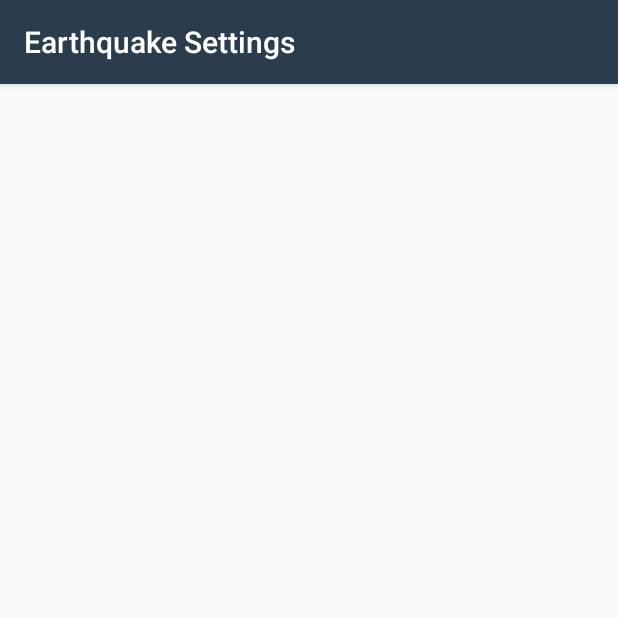
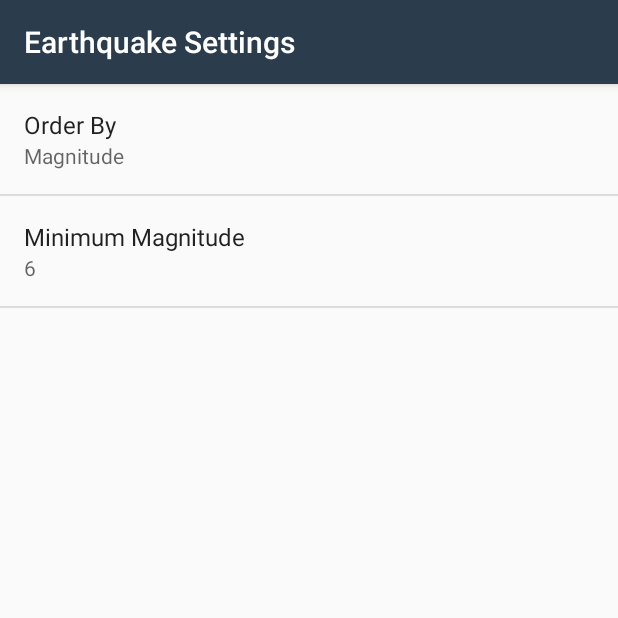
Before and after one commit to amber123013/QuakeReport, an Android app: the SettingsActivity screen opened directly, with no data from a screen before it, on a phone screen of 412 x 824 dp, the top half of it. Run offline under Robolectric (Android 15) with nearby library versions, the phone set to English and light mode, and no system bars.

Commit message:
ÔÚÉèÖÃҳÃæÌí¼Ó ×îСÕ𼶺ÍÅÅÐòÒÀ¾ÝѡÔñ

```diff
--- a/app/src/main/java/com/example/android/quakereport/EarthquakeActivity.java
+++ b/app/src/main/java/com/example/android/quakereport/EarthquakeActivity.java
@@ -19,10 +19,12 @@ import android.app.LoaderManager;
 import android.content.Context;
 import android.content.Intent;
 import android.content.Loader;
+import android.content.SharedPreferences;
 import android.net.ConnectivityManager;
 import android.net.NetworkInfo;
 import android.net.Uri;
 import android.os.Bundle;
+import android.preference.PreferenceManager;
 import android.support.v7.app.AppCompatActivity;
 import android.util.Log;
 import android.view.Menu;
@@ -41,8 +43,9 @@ public class EarthquakeActivity extends AppCompatActivity implements android.app
 
     private EarthquaAdapter mAdapter;
 
+    /**基准url*/
     private static final String USGS_REQUEST_URL =
-            "http://earthquake.usgs.gov/fdsnws/event/1/query?format=geojson&orderby=time&minmag=5&limit=9";
+            "http://earthquake.usgs.gov/fdsnws/event/1/query";
     /**
      * 地震 loader ID 的常量值。我们可选择任意整数。
      * 仅当使用多个 loader 时该设置才起作用。
@@ -129,7 +132,32 @@ public class EarthquakeActivity extends AppCompatActivity implements android.app
 
     @Override
     public Loader<List<Earthquake>> onCreateLoader(int id, Bundle args) {
-        return new EarthquakeLoader(this,USGS_REQUEST_URL);
+        /**
+         * 根据用户偏好构造URI
+         */
+        SharedPreferences sharedPrefs = PreferenceManager.getDefaultSharedPreferences(this);
+        //获取偏好排序
+        String orderBy = sharedPrefs.getString(
+                getString(R.string.settings_order_by_key),
+                getString(R.string.settings_order_by_default)
+        );
+
+        //最小震级
+        String minMagnitude = sharedPrefs.getString(
+                getString(R.string.settings_min_magnitude_key),
+                getString(R.string.settings_min_magnitude_default));
+        Uri baseUri = Uri.parse(USGS_REQUEST_URL);
+        Uri.Builder uriBuilder = baseUri.buildUpon();
+        //请求格式geojson
+        uriBuilder.appendQueryParameter("format", "geojson");
+        //获取数量
+        uriBuilder.appendQueryParameter("limit", "10");
+        //设置最小震级
+        uriBuilder.appendQueryParameter("minmag", minMagnitude);
+        //排序依据
+        uriBuilder.appendQueryParameter("orderby", orderBy);
+        Log.v("dfddaafds",uriBuilder.toString());
+        return new EarthquakeLoader(this,uriBuilder.toString());
     }
 
     @Override
--- a/app/src/main/java/com/example/android/quakereport/SettingsActivity.java
+++ b/app/src/main/java/com/example/android/quakereport/SettingsActivity.java
@@ -1,7 +1,11 @@
 package com.example.android.quakereport;
 
+import android.content.SharedPreferences;
 import android.os.Bundle;
+import android.preference.ListPreference;
+import android.preference.Preference;
 import android.preference.PreferenceFragment;
+import android.preference.PreferenceManager;
 import android.support.v7.app.AppCompatActivity;
 
 public class SettingsActivity extends AppCompatActivity {
@@ -12,7 +16,52 @@ public class SettingsActivity extends AppCompatActivity {
         setContentView(R.layout.settings_activity);
     }
 
-    public static class EarthquakePreferenceFragment extends PreferenceFragment {
+    public static class EarthquakePreferenceFragment extends PreferenceFragment
+    implements Preference.OnPreferenceChangeListener{
+        @Override
+        public void onCreate(Bundle savedInstanceState) {
+            super.onCreate(savedInstanceState);
+            addPreferencesFromResource(R.xml.settings_main);
+            /**
+             * 使用findPreference() 方法来获取偏好 对象，
+             *使用 bindPreferenceSummaryToValue() 帮助程序方法来设置偏好
+             */
+            Preference minMagnitude = findPreference(getString(R.string.settings_min_magnitude_key));
+            bindPreferenceSummaryToValue(minMagnitude);
 
+            Preference orderBy = findPreference(getString(R.string.settings_order_by_key));
+            bindPreferenceSummaryToValue(orderBy);
+        }
+
+        /**
+         *在偏好更改后更新已显示的偏好摘要
+         */
+        @Override
+        public boolean onPreferenceChange(Preference preference, Object newValue) {
+            String stringValue = newValue.toString();
+            if (preference instanceof ListPreference) {
+                ListPreference listPreference = (ListPreference) preference;
+                int prefIndex = listPreference.findIndexOfValue(stringValue);
+                if (prefIndex >= 0) {
+                    CharSequence[] labels = listPreference.getEntries();
+                    preference.setSummary(labels[prefIndex]);
+                }
+            } else {
+                preference.setSummary(stringValue);
+            }
+            return true;
+        }
+
+        /**
+         *设置当前 EarhtquakePreferenceFragment 实例作为 每个偏好上的侦听程序。
+         * 读取 设备上 SharedPreferences 中存储的偏好当前值，
+         * 在 偏好摘要中进行显示
+         */
+        private void bindPreferenceSummaryToValue(Preference preference) {
+            preference.setOnPreferenceChangeListener(this);
+            SharedPreferences preferences = PreferenceManager.getDefaultSharedPreferences(preference.getContext());
+            String preferenceString = preferences.getString(preference.getKey(), "");
+            onPreferenceChange(preference, preferenceString);
+        }
     }
 }
--- /dev/null
+++ b/app/src/main/res/values/arrays.xml
@@ -0,0 +1,12 @@
+<?xml version="1.0" encoding="utf-8"?>
+<resources>
+    <string-array name="settings_order_by_labels">
+        <item>@string/settings_order_by_magnitude_label</item>
+        <item>@string/settings_order_by_most_recent_label</item>
+    </string-array>
+
+    <string-array name="settings_order_by_values">
+        <item>@string/settings_order_by_magnitude_value</item>
+        <item>@string/settings_order_by_most_recent_value</item>
+    </string-array>
+</resources>
--- a/app/src/main/res/values/strings.xml
+++ b/app/src/main/res/values/strings.xml
@@ -18,8 +18,24 @@
     <string name="near_the">Near the</string>
     <string name="no_earthquakes">No earthquakes found.</string>
     <string name="no_internet_connection">No internet connection.</string>
-    <!-- Settings Menu Item [CHAR LIMIT=NONE] -->
+    <!---->
     <string name="settings_menu_item">Settings</string>
-    <!-- Settings Activity Title [CHAR LIMIT=NONE] -->
+    <!--设置页标题-->
     <string name="settings_title">Earthquake Settings</string>
+    <!--最小震级偏好-->
+    <string name="settings_min_magnitude_label">Minimum Magnitude</string>
+    <string name="settings_min_magnitude_key" translatable="false">min_magnitude</string>
+    <string name="settings_min_magnitude_default" translatable="false">6</string>
+    <!--排序-->
+    <string name="settings_order_by_label">Order By</string>
+    <string name="settings_order_by_key" translatable="false">order_by</string>
+    <string name="settings_order_by_default" translatable="false">@string/settings_order_by_magnitude_value</string>
+
+    <!--按地震等级排序-->
+    <string name="settings_order_by_magnitude_label">Magnitude</string>
+    <string name="settings_order_by_magnitude_value" translatable="false">magnitude</string>
+
+    <!--按时间排序-->
+    <string name="settings_order_by_most_recent_label">Most Recent</string>
+    <string name="settings_order_by_most_recent_value" translatable="false">time</string>
 </resources>
--- /dev/null
+++ b/app/src/main/res/xml/settings_main.xml
@@ -0,0 +1,20 @@
+<?xml version="1.0" encoding="utf-8"?>
+<PreferenceScreen
+    xmlns:android="http://schemas.android.com/apk/res/android"
+    android:title="@string/settings_title">
+
+    <ListPreference
+        android:defaultValue="@string/settings_order_by_default"
+        android:entries="@array/settings_order_by_labels"
+        android:entryValues="@array/settings_order_by_values"
+        android:key="@string/settings_order_by_key"
+        android:title="@string/settings_order_by_label" />
+
+    <EditTextPreference
+        android:defaultValue="@string/settings_min_magnitude_default"
+        android:inputType="numberDecimal"
+        android:key="@string/settings_min_magnitude_key"
+        android:selectAllOnFocus="true"
+        android:title="@string/settings_min_magnitude_label" />
+
+</PreferenceScreen>
```
